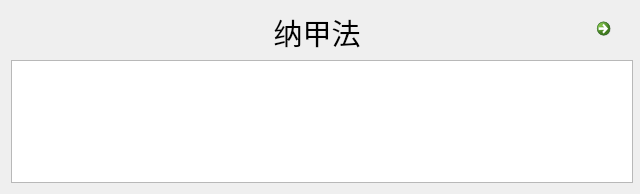
Qt form page_NaJia.ui (pejoypan/ZiWuLiuZhu) before a commit.
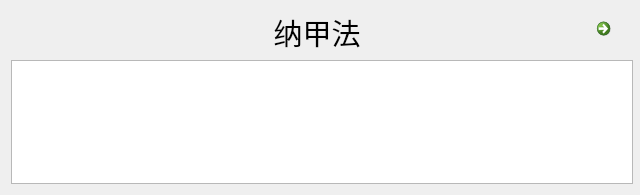
The same form after that commit.

Commit message: modify font to Arial to adapt macOS

Patch:
```diff
--- a/page_NaJia.ui
+++ b/page_NaJia.ui
@@ -7,7 +7,7 @@
     <x>0</x>
     <y>0</y>
     <width>640</width>
-    <height>185</height>
+    <height>195</height>
    </rect>
   </property>
   <property name="minimumSize">
@@ -22,6 +22,11 @@
     <height>16777215</height>
    </size>
   </property>
+  <property name="font">
+   <font>
+    <family>Arial</family>
+   </font>
+  </property>
   <property name="windowTitle">
    <string>Form</string>
   </property>
@@ -96,6 +101,7 @@
      </property>
      <property name="font">
       <font>
+       <family>Arial</family>
        <pointsize>12</pointsize>
       </font>
      </property>
```
Left out of the diff: 1 changed line with no effect on the pictures. The commit also changes 14 other files.
